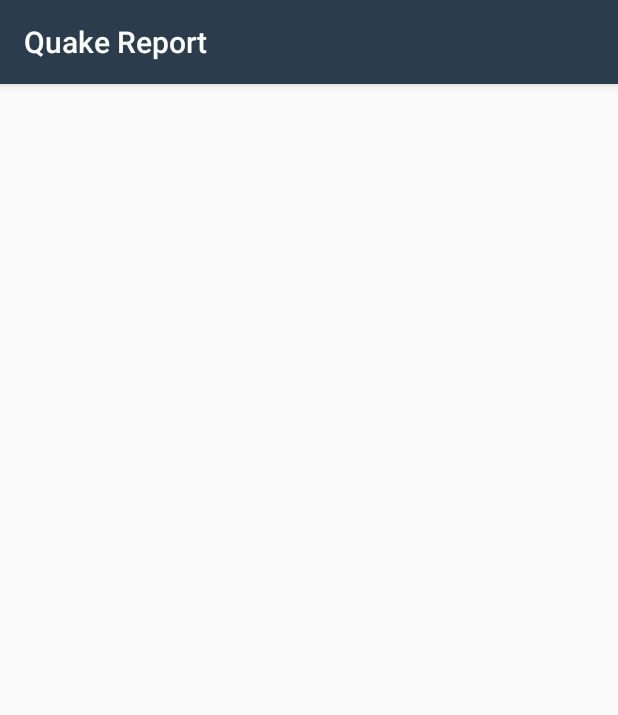
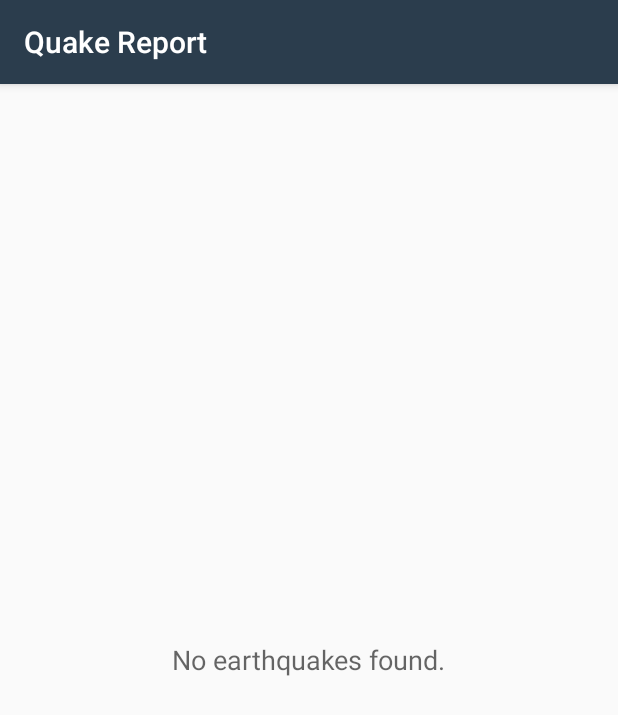
Before and after one commit to Pujolsluis/udacityAndroidBasicCoursePract, an Android app: the screen it shows after launch (EarthquakeActivity), on a phone screen of 412 x 824 dp. Shown: the top 715 px of the screen. Run offline under Robolectric (Android 15) with nearby library versions, the phone set to English and light mode, and no system bars.

Commit message:
ADD 'Created the empty state view for the List View'

```diff
--- a/Quake Report App/app/src/main/java/com/example/android/quakereport/EarthquakeActivity.java
+++ b/Quake Report App/app/src/main/java/com/example/android/quakereport/EarthquakeActivity.java
@@ -23,6 +23,7 @@ import android.support.v7.app.AppCompatActivity;
 import android.view.View;
 import android.widget.AdapterView;
 import android.widget.ListView;
+import android.widget.TextView;
 
 import java.util.ArrayList;
 import java.util.List;
@@ -35,6 +36,7 @@ public class EarthquakeActivity extends AppCompatActivity implements android.app
     List<Earthquake> earthquakes;
     public static final String USGS_REQUEST_URL = "http://earthquake.usgs.gov/fdsnws/event/1/query?format=geojson&eventtype=earthquake&orderby=time&minmag=6&limit=10";
     private EarthquakeListAdapter earthquakeListAdapter;
+    private TextView emptyTextView;
 
     @Override
     protected void onCreate(Bundle savedInstanceState) {
@@ -45,6 +47,9 @@ public class EarthquakeActivity extends AppCompatActivity implements android.app
 
         // Find a reference to the {@link ListView} in the layout
         ListView earthquakeListView = (ListView) findViewById(R.id.list);
+
+        emptyTextView = (TextView) findViewById(R.id.empty_view);
+        earthquakeListView.setEmptyView(emptyTextView);
 
         // Set the adapter on the {@link ListView}
         // so the list can be populated in the user interface
@@ -81,6 +86,7 @@ public class EarthquakeActivity extends AppCompatActivity implements android.app
 
     @Override
     public void onLoadFinished(android.content.Loader<List<Earthquake>> loader, List<Earthquake> data) {
+        emptyTextView.setText(R.string.no_earthquakes);
         // Clear the adapter of previous earthquake data
         earthquakeListAdapter.clear();
         earthquakes = data;
--- a/Quake Report App/app/src/main/res/layout/earthquake_activity.xml
+++ b/Quake Report App/app/src/main/res/layout/earthquake_activity.xml
@@ -14,9 +14,22 @@
      limitations under the License.
 -->
 <!-- Layout for a list of earthquakes -->
-<ListView xmlns:android="http://schemas.android.com/apk/res/android"
-    android:id="@+id/list"
-    android:orientation="vertical"
+<RelativeLayout xmlns:android="http://schemas.android.com/apk/res/android"
     android:layout_width="match_parent"
-    android:layout_height="match_parent"
-    android:divider="@null"/>
+    android:layout_height="match_parent">
+
+    <ListView xmlns:android="http://schemas.android.com/apk/res/android"
+        android:id="@+id/list"
+        android:orientation="vertical"
+        android:layout_width="match_parent"
+        android:layout_height="match_parent"
+        android:divider="@null"/>
+
+    <TextView
+        android:id="@+id/empty_view"
+        android:layout_width="wrap_content"
+        android:layout_height="wrap_content"
+        android:layout_centerInParent="true"
+        android:textAppearance="?android:textAppearanceMedium"/>
+
+</RelativeLayout>
--- a/Quake Report App/app/src/main/res/values/strings.xml
+++ b/Quake Report App/app/src/main/res/values/strings.xml
@@ -15,4 +15,6 @@
 -->
 <resources>
     <string name="app_name">Quake Report</string>
+    <!-- Text to display in the list when there are no earthquakes [CHAR LIMIT=NONE] -->
+    <string name="no_earthquakes">No earthquakes found.</string>
 </resources>
```
